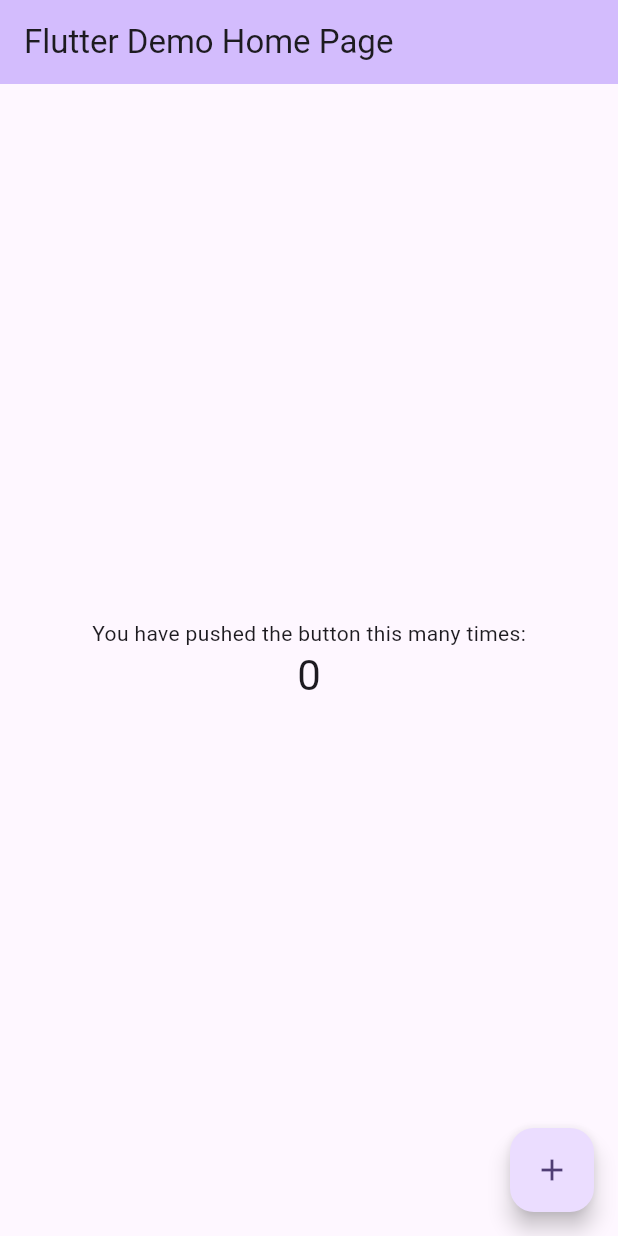
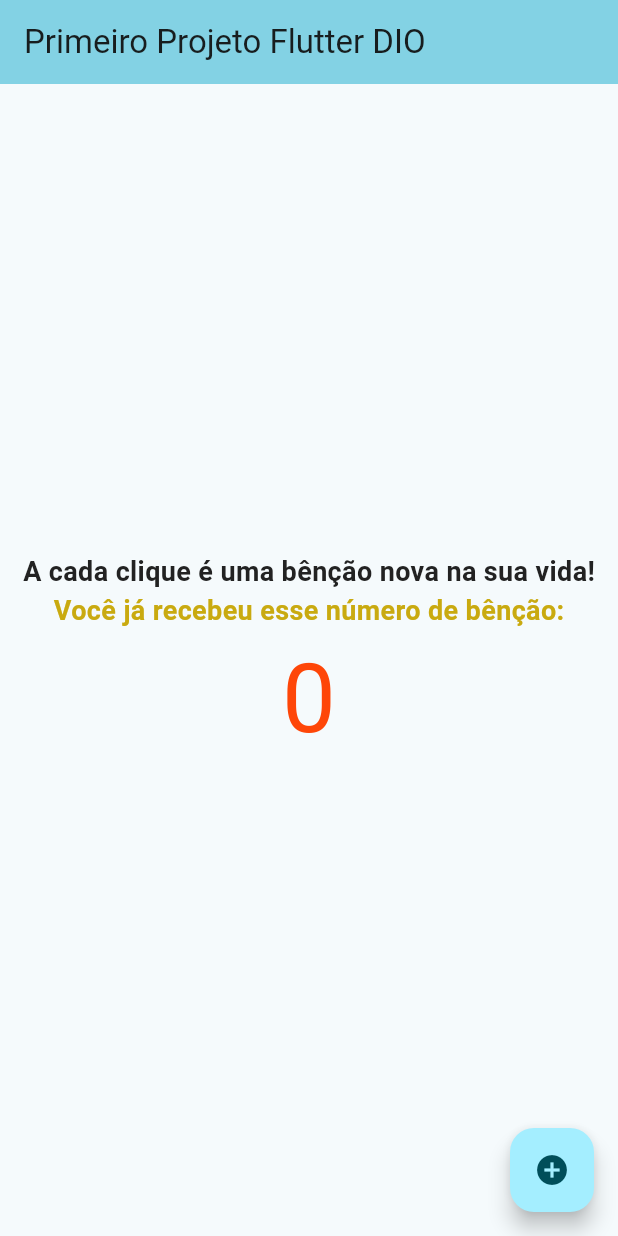
Before and after one commit to MarcusVNT/first_project_flutter_dio, a Flutter app: the screen it shows after launch, on a phone screen of 412 x 824 dp. Run offline on Flutter 3.47's test engine with Material 2 defaults, Android fonts, the phone set to English and light mode, and no system bars.

Commit message:
Finished Style

```diff
--- a/lib/main.dart
+++ b/lib/main.dart
@@ -11,7 +11,7 @@ class MyApp extends StatelessWidget {
   @override
   Widget build(BuildContext context) {
     return MaterialApp(
-      title: 'Flutter Demo',
+      title: 'Primeiro Projeto Flutter DIO',
       theme: ThemeData(
         // This is the theme of your application.
         //
@@ -28,10 +28,10 @@ class MyApp extends StatelessWidget {
         //
         // This works for code too, not just values: Most code changes can be
         // tested with just a hot reload.
-        colorScheme: ColorScheme.fromSeed(seedColor: Colors.deepPurple),
+        colorScheme: ColorScheme.fromSeed(seedColor: Color(0xFF017788)),
         useMaterial3: true,
       ),
-      home: const MyHomePage(title: 'Flutter Demo Home Page'),
+      home: const MyHomePage(title: 'Primeiro Projeto Flutter DIO'),
     );
   }
 }
@@ -106,19 +106,33 @@ class _MyHomePageState extends State<MyHomePage> {
           mainAxisAlignment: MainAxisAlignment.center,
           children: <Widget>[
             const Text(
-              'You have pushed the button this many times:',
+              'A cada clique é uma bênção nova na sua vida!',
+              style: TextStyle(
+                fontSize: 18,
+                fontWeight: FontWeight.bold,
+                color: Color(0xFF222222),
+              ),
             ),
-            Text(
-              '$_counter',
-              style: Theme.of(context).textTheme.headlineMedium,
+            const Text(
+              'Você já recebeu esse número de bênção:',
+              style: TextStyle(
+                fontSize: 18,
+                fontWeight: FontWeight.bold,
+                color: Color.fromARGB(255, 201, 170, 16),
+              ),
             ),
+            Text('$_counter',
+                style: const TextStyle(
+                  fontSize: 64,
+                  color: Color.fromARGB(255, 254, 70, 8),
+                )),
           ],
         ),
       ),
       floatingActionButton: FloatingActionButton(
         onPressed: _incrementCounter,
         tooltip: 'Increment',
-        child: const Icon(Icons.add),
+        child: const Icon(Icons.add_circle_sharp),
       ), // This trailing comma makes auto-formatting nicer for build methods.
     );
   }
```
